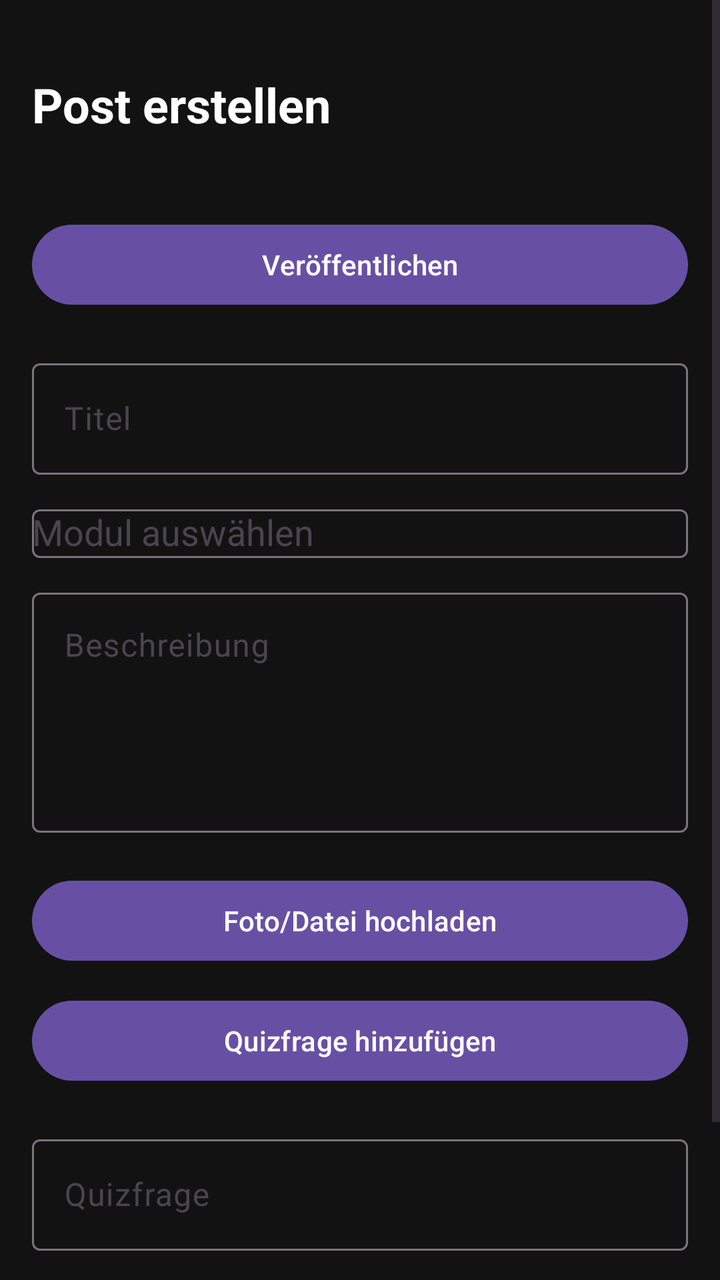
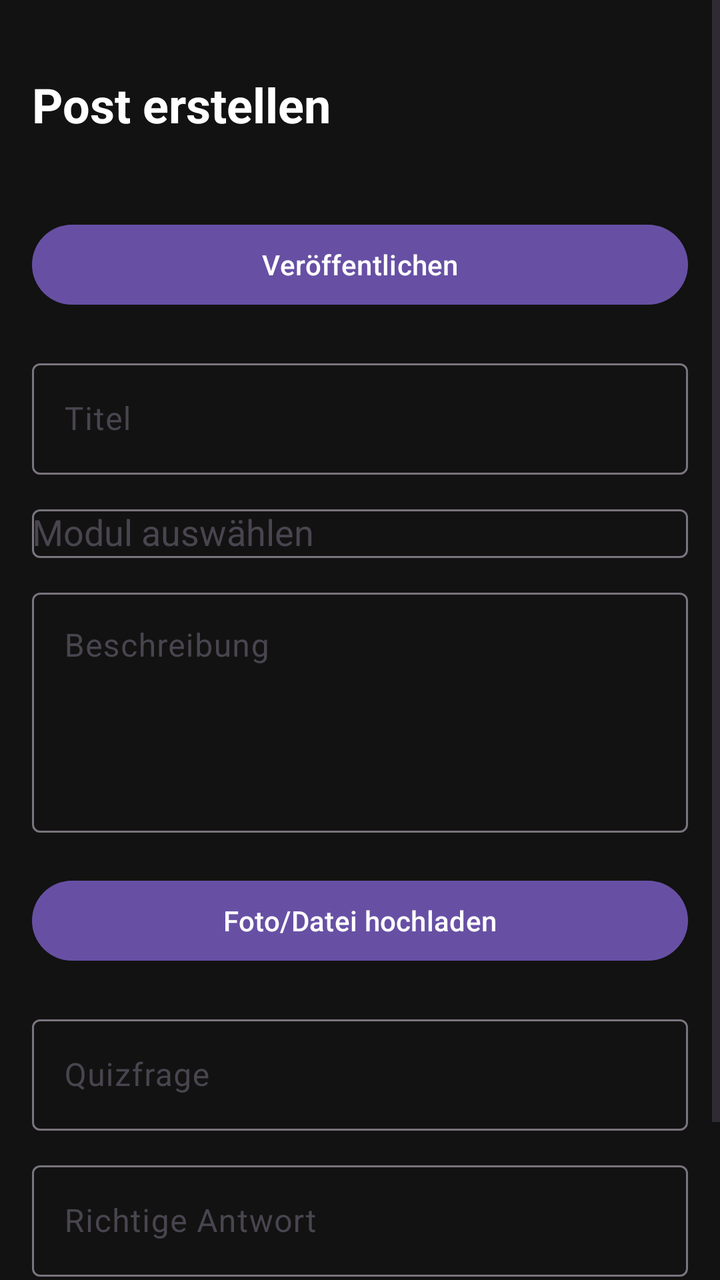

Compare the two renders of this Android layout. The source of the first and the diff that turns it into the second are given below.
<!-- AndroidManifest.xml: application theme Theme.StudyGram -->
<!-- res/layout/fragment_add_post.xml -->
<?xml version="1.0" encoding="utf-8"?>
<ScrollView
    xmlns:android="http://schemas.android.com/apk/res/android"
    xmlns:app="http://schemas.android.com/apk/res-auto"
    android:layout_width="match_parent"
    android:layout_height="match_parent"
    android:fillViewport="true"
    android:background="#121212">

    <LinearLayout
        android:layout_width="match_parent"
        android:layout_height="wrap_content"
        android:orientation="vertical"
        android:padding="16dp"
        android:paddingBottom="120dp">


        <TextView
            android:layout_width="wrap_content"
            android:layout_height="wrap_content"
            android:text="Post erstellen"
            android:textColor="@android:color/white"
            android:textStyle="bold"
            android:textSize="24sp"
            android:layout_marginTop="20dp"
            android:layout_marginBottom="20dp"/>

        <Button
            android:id="@+id/btnPublish"
            android:layout_width="match_parent"
            android:layout_height="wrap_content"
            android:text="Veröffentlichen"
            android:layout_marginTop="20dp"/>

        <com.google.android.material.textfield.TextInputLayout
            android:layout_width="match_parent"
            android:layout_height="wrap_content"
            android:layout_marginTop="20dp">


            <com.google.android.material.textfield.TextInputEditText
                android:id="@+id/etTitle"
                android:layout_width="match_parent"
                android:layout_height="wrap_content"
                android:textColor="@android:color/white"
                android:hint="Titel"/>
        </com.google.android.material.textfield.TextInputLayout>

        <com.google.android.material.textfield.TextInputLayout
            android:layout_width="match_parent"
            android:layout_height="wrap_content"
            android:layout_marginTop="12dp">

            <AutoCompleteTextView
                android:id="@+id/actSubject"
                android:layout_width="match_parent"
                android:layout_height="wrap_content"
                android:textColor="@android:color/white"
                android:hint="Modul auswählen"/>
        </com.google.android.material.textfield.TextInputLayout>

        <com.google.android.material.textfield.TextInputLayout
            android:layout_width="match_parent"
            android:layout_height="wrap_content"
            android:layout_marginTop="12dp">

            <com.google.android.material.textfield.TextInputEditText
                android:id="@+id/etDescription"
                android:layout_width="match_parent"
                android:layout_height="120dp"
                android:gravity="top"
                android:hint="Beschreibung"
                android:textColor="@android:color/white"
                android:inputType="textMultiLine"/>
        </com.google.android.material.textfield.TextInputLayout>

        <Button
            android:id="@+id/btnUpload"
            android:layout_width="match_parent"
            android:layout_height="wrap_content"
            android:text="Foto/Datei hochladen"
            android:layout_marginTop="20dp"/>

        <ImageView
            android:id="@+id/imgPreview"
            android:layout_width="match_parent"
            android:layout_height="220dp"
            android:layout_marginTop="12dp"
            android:adjustViewBounds="true"
            android:scaleType="centerCrop"
            android:visibility="gone"/>


        <Button
            android:id="@+id/btnAddQuestion"
            android:layout_width="match_parent"
            android:layout_height="wrap_content"
            android:text="Quizfrage hinzufügen"
            android:layout_marginTop="12dp"/>

        <com.google.android.material.textfield.TextInputLayout
            android:layout_width="match_parent"
            android:layout_height="wrap_content"
            android:layout_marginTop="20dp">

            <com.google.android.material.textfield.TextInputEditText
                android:id="@+id/etQuestion"
                android:layout_width="match_parent"
                android:layout_height="wrap_content"
                android:textColor="@android:color/white"
                android:hint="Quizfrage"/>
        </com.google.android.material.textfield.TextInputLayout>

        <com.google.android.material.textfield.TextInputLayout
            android:layout_width="match_parent"
            android:layout_height="wrap_content"
            android:layout_marginTop="12dp">

            <com.google.android.material.textfield.TextInputEditText
                android:id="@+id/etAnswer"
                android:layout_width="match_parent"
                android:layout_height="wrap_content"
                android:textColor="@android:color/white"
                android:hint="Richtige Antwort"/>
        </com.google.android.material.textfield.TextInputLayout>

        <androidx.recyclerview.widget.RecyclerView
            android:id="@+id/rvQuestions"
            android:layout_width="match_parent"
            android:layout_height="wrap_content"
            android:layout_marginTop="16dp"
            android:nestedScrollingEnabled="false"/>


    </LinearLayout>

</ScrollView>
<!-- resources referenced by this layout -->
<resources>
  <style name="Theme.StudyGram" parent="Base.Theme.StudyGram" />
  <style name="Base.Theme.StudyGram" parent="Theme.Material3.DayNight.NoActionBar">
          
          
      </style>
</resources>

<!-- the commit's change to res/layout/fragment_add_post.xml (unified diff, before → after) -->
@@ -91,12 +91,6 @@
             android:visibility="gone"/>
 
 
-        <Button
-            android:id="@+id/btnAddQuestion"
-            android:layout_width="match_parent"
-            android:layout_height="wrap_content"
-            android:text="Quizfrage hinzufügen"
-            android:layout_marginTop="12dp"/>
 
         <com.google.android.material.textfield.TextInputLayout
             android:layout_width="match_parent"
@@ -124,6 +118,13 @@
                 android:hint="Richtige Antwort"/>
         </com.google.android.material.textfield.TextInputLayout>
 
+        <Button
+            android:id="@+id/btnAddQuestion"
+            android:layout_width="match_parent"
+            android:layout_height="wrap_content"
+            android:text="Quizfrage hinzufügen"
+            android:layout_marginTop="12dp"/>
+
         <androidx.recyclerview.widget.RecyclerView
             android:id="@+id/rvQuestions"
             android:layout_width="match_parent"
